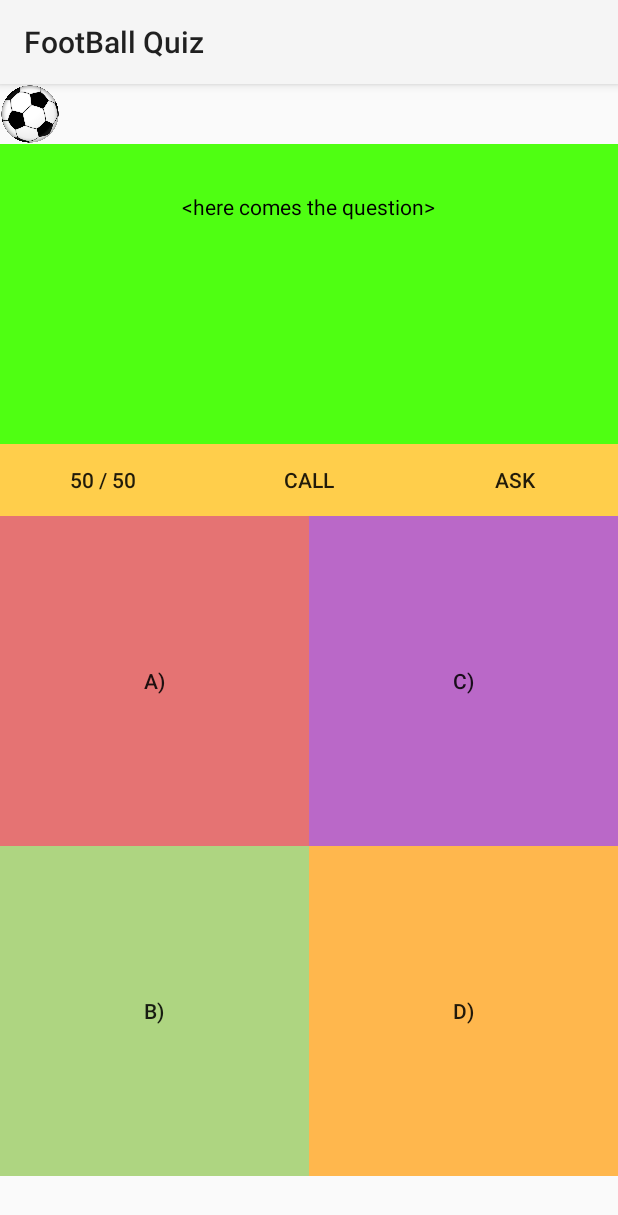
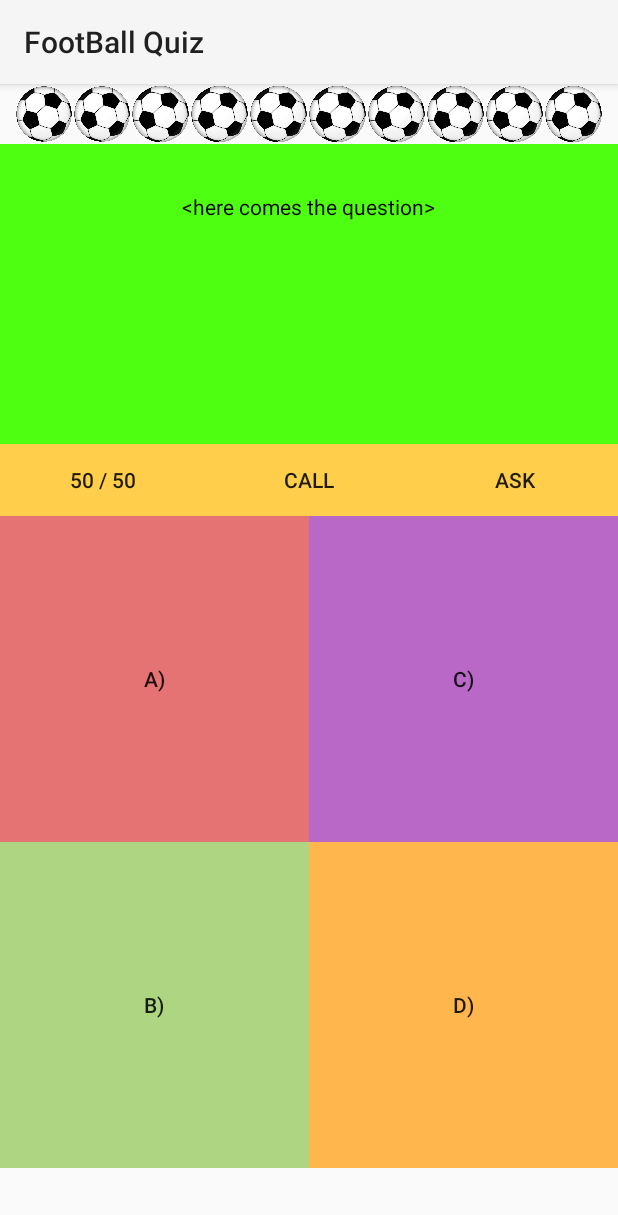
Before and after one commit to niandrasoft/FootBallQuiz, an Android app: the layout activity_game_play.xml on its own in the app's theme, with its tools: preview values and no code run, on a phone screen of 412 x 824 dp. Shown: the top 1215 px of the screen. Run offline under Robolectric (Android 15) with nearby library versions, the phone set to English and light mode, and no system bars.

Commit message:
gamePlayActivity

```diff
--- a/app/build.gradle
+++ b/app/build.gradle
@@ -21,4 +21,5 @@ android {
 
 dependencies {
     compile fileTree(dir: 'libs', include: ['*.jar'])
+    compile 'com.google.android.gms:play-services-ads:8.4.0'
 }
--- a/app/src/main/java/com/niandrasoft/footballquiz/GamePlayActivity.java
+++ b/app/src/main/java/com/niandrasoft/footballquiz/GamePlayActivity.java
@@ -5,12 +5,19 @@ import android.os.Bundle;
 import android.view.Menu;
 import android.view.MenuItem;
 
+import com.google.android.gms.ads.AdRequest;
+import com.google.android.gms.ads.AdView;
+
 public class GamePlayActivity extends Activity {
 
     @Override
     protected void onCreate(Bundle savedInstanceState) {
         super.onCreate(savedInstanceState);
         setContentView(R.layout.activity_game_play);
+
+        AdView mAdView = (AdView) findViewById(R.id.adView);
+        AdRequest adRequest = new AdRequest.Builder().build();
+        mAdView.loadAd(adRequest);
     }
 
     @Override
--- a/app/src/main/res/layout/activity_game_play.xml
+++ b/app/src/main/res/layout/activity_game_play.xml
@@ -1,127 +1,114 @@
 <RelativeLayout xmlns:android="http://schemas.android.com/apk/res/android"
     xmlns:tools="http://schemas.android.com/tools" android:layout_width="match_parent"
+    xmlns:ads="http://schemas.android.com/apk/res-auto"
     android:layout_height="match_parent"
     tools:context="com.niandrasoft.footballquiz.GamePlayActivity">
 
-    <GridLayout
+    <LinearLayout
         android:layout_width="wrap_content"
         android:layout_height="40dp"
-        android:rowCount="1"
-        android:columnCount="10"
-        android:id="@+id/correctAnswersTab"
-        android:layout_alignParentRight="false">
+        android:orientation="horizontal"
+        android:weightSum="10.0"
+        android:layout_marginLeft="10dp"
+        android:layout_marginRight="10dp">
 
         <ImageView
-            android:layout_width="wrap_content"
+            android:layout_width="0dp"
             android:layout_height="wrap_content"
             android:id="@+id/q10"
-            android:layout_row="0"
-            android:layout_column="0"
+            android:src="@drawable/ball"
+            android:scaleType="fitCenter"
             android:layout_gravity="fill"
-            android:layout_rowWeight="1"
-            android:layout_columnWeight="1"
-            android:src="@drawable/ball"
-            android:scaleType="fitStart" />
+            android:layout_weight="1"/>
         <ImageView
-            android:layout_width="wrap_content"
+            android:layout_width="0dp"
             android:layout_height="wrap_content"
             android:id="@+id/q11"
-            android:layout_row="0"
-            android:layout_column="1"
             android:layout_gravity="fill"
-            android:layout_rowWeight="1"
-            android:layout_columnWeight="1"
             android:src="@drawable/ball"
-            android:scaleType="fitStart"/>
+            android:scaleType="fitCenter"
+            android:layout_weight="1"/>
         <ImageView
-            android:layout_width="wrap_content"
+            android:layout_width="0dp"
             android:layout_height="wrap_content"
             android:id="@+id/q12"
-            android:layout_row="0"
-            android:layout_column="2"
+
             android:layout_gravity="fill"
-            android:layout_rowWeight="1"
-            android:layout_columnWeight="1"
+
             android:src="@drawable/ball"
-            android:scaleType="fitStart"/>
+            android:scaleType="fitCenter"
+            android:layout_weight="1"/>
         <ImageView
-            android:layout_width="wrap_content"
+            android:layout_width="0dp"
             android:layout_height="wrap_content"
             android:id="@+id/q13"
-            android:layout_row="0"
-            android:layout_column="3"
+
             android:layout_gravity="fill"
-            android:layout_rowWeight="1"
-            android:layout_columnWeight="1"
+
             android:src="@drawable/ball"
-            android:scaleType="fitStart"/>
+            android:scaleType="fitCenter"
+            android:layout_weight="1"/>
         <ImageView
-            android:layout_width="wrap_content"
+            android:layout_width="0dp"
             android:layout_height="wrap_content"
             android:id="@+id/q14"
-            android:layout_row="0"
-            android:layout_column="4"
+
             android:layout_gravity="fill"
-            android:layout_rowWeight="1"
-            android:layout_columnWeight="1"
+
             android:src="@drawable/ball"
-            android:scaleType="fitStart"/>
+            android:scaleType="fitCenter"
+            android:layout_weight="1"/>
         <ImageView
-            android:layout_width="wrap_content"
+            android:layout_width="0dp"
             android:layout_height="wrap_content"
             android:id="@+id/q15"
-            android:layout_row="0"
-            android:layout_column="5"
+
             android:layout_gravity="fill"
-            android:layout_rowWeight="1"
-            android:layout_columnWeight="1"
+
             android:src="@drawable/ball"
-            android:scaleType="fitStart"/>
+            android:scaleType="fitCenter"
+            android:layout_weight="1"/>
         <ImageView
-            android:layout_width="wrap_content"
+            android:layout_width="0dp"
             android:layout_height="wrap_content"
             android:id="@+id/q16"
-            android:layout_row="0"
-            android:layout_column="6"
+
             android:layout_gravity="fill"
-            android:layout_rowWeight="1"
-            android:layout_columnWeight="1"
+
             android:src="@drawable/ball"
-            android:scaleType="fitStart"/>
+            android:scaleType="fitCenter"
+            android:layout_weight="1"/>
         <ImageView
-            android:layout_width="wrap_content"
+            android:layout_width="0dp"
             android:layout_height="wrap_content"
             android:id="@+id/q17"
-            android:layout_row="0"
-            android:layout_column="7"
+
             android:layout_gravity="fill"
-            android:layout_rowWeight="1"
-            android:layout_columnWeight="1"
+
             android:src="@drawable/ball"
-            android:scaleType="fitStart"/>
+            android:scaleType="fitCenter"
+            android:layout_weight="1"/>
         <ImageView
-            android:layout_width="wrap_content"
+            android:layout_width="0dp"
             android:layout_height="wrap_content"
             android:id="@+id/q18"
-            android:layout_row="0"
-            android:layout_column="8"
+
             android:layout_gravity="fill"
-            android:layout_rowWeight="1"
-            android:layout_columnWeight="1"
+
             android:src="@drawable/ball"
-            android:scaleType="fitStart"/>
+            android:scaleType="fitCenter"
+            android:layout_weight="1"/>
         <ImageView
-            android:layout_width="wrap_content"
+            android:layout_width="0dp"
             android:layout_height="wrap_content"
             android:id="@+id/q19"
-            android:layout_row="0"
-            android:layout_column="9"
+
             android:layout_gravity="fill"
-            android:layout_rowWeight="1"
-            android:layout_columnWeight="1"
+
             android:src="@drawable/ball"
-            android:scaleType="fitStart"/>
-    </GridLayout>
+            android:scaleType="fitCenter"
+            android:layout_weight="1"/>
+    </LinearLayout>
 
     <ImageView
         android:layout_width="fill_parent"
@@ -186,7 +173,7 @@
         android:columnCount="2"
         android:rowCount="2"
         android:id="@+id/gridLayout"
-        android:layout_marginBottom="40dp"
+        android:layout_marginBottom="45dp"
         android:layout_alignParentEnd="false"
         android:layout_alignParentStart="false"
         android:layout_alignParentBottom="true"
@@ -242,4 +229,14 @@
 
     </GridLayout>
 
+    <com.google.android.gms.ads.AdView
+        android:id="@+id/adView"
+        android:layout_width="wrap_content"
+        android:layout_height="wrap_content"
+        android:layout_centerHorizontal="true"
+        android:layout_alignParentBottom="true"
+        ads:adSize="SMART_BANNER"
+        ads:adUnitId="@string/banner_ad_unit_id">
+    </com.google.android.gms.ads.AdView>
+
 </RelativeLayout>
--- a/app/src/main/res/values/strings.xml
+++ b/app/src/main/res/values/strings.xml
@@ -5,4 +5,7 @@
     <string name="action_settings">Settings</string>
     <string name="title_activity_splash">SplashActivity</string>
     <string name="title_activity_game_play">GamePlayActivity</string>
+
+    <!-- google api ads id   -->
+    <string name="banner_ad_unit_id">ca-app-pub-3940256099942544/6300978111</string>
 </resources>
```
Also changed, not shown: 1 other file.
